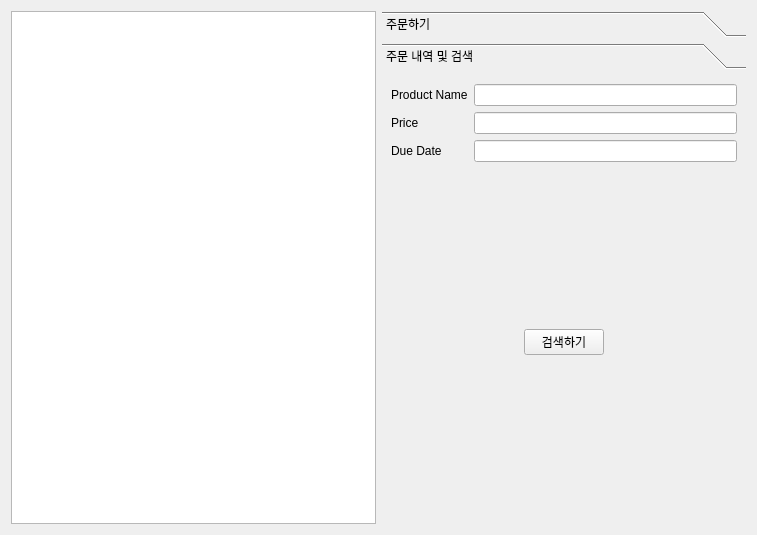
This is securitySoftProd_Client/clientinfoform.ui in Hyun-nine-CH/securitySoftProd as Qt 5 draws it before an edit. The edited form follows.
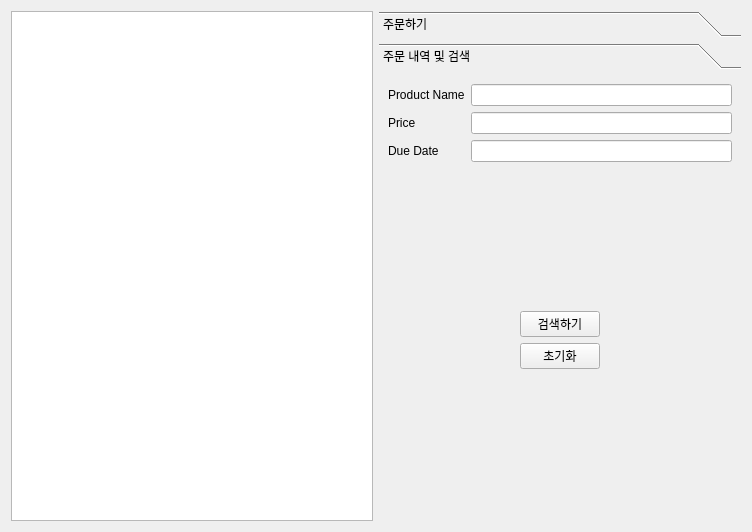
This is the edited form.

Patch:
```diff
--- a/securitySoftProd_Client/clientinfoform.ui
+++ b/securitySoftProd_Client/clientinfoform.ui
@@ -6,8 +6,8 @@
    <rect>
     <x>0</x>
     <y>0</y>
-    <width>757</width>
-    <height>535</height>
+    <width>752</width>
+    <height>532</height>
    </rect>
   </property>
   <property name="windowTitle">
@@ -143,8 +143,8 @@
        <rect>
         <x>0</x>
         <y>0</y>
-        <width>361</width>
-        <height>443</height>
+        <width>359</width>
+        <height>440</height>
        </rect>
       </property>
       <attribute name="label">
@@ -152,8 +152,8 @@
       </attribute>
       <layout class="QVBoxLayout" name="verticalLayout_3">
        <item>
-        <layout class="QGridLayout" name="gridLayout">
-         <item row="0" column="0">
+        <layout class="QVBoxLayout" name="verticalLayout">
+         <item>
           <layout class="QFormLayout" name="formLayout_2">
            <item row="0" column="0">
             <widget class="QLabel" name="label_7">
@@ -187,8 +187,6 @@
            </item>
           </layout>
          </item>
-         <item row="1" column="0">
-          <layout class="QVBoxLayout" name="verticalLayout">
            <item>
             <spacer name="verticalSpacer">
              <property name="orientation">
@@ -239,6 +237,43 @@
              </item>
             </layout>
            </item>
+         <item>
+          <layout class="QHBoxLayout" name="horizontalLayout_4">
+           <item>
+            <spacer name="horizontalSpacer_6">
+             <property name="orientation">
+              <enum>Qt::Orientation::Horizontal</enum>
+             </property>
+             <property name="sizeHint" stdset="0">
+              <size>
+               <width>98</width>
+               <height>20</height>
+              </size>
+             </property>
+            </spacer>
+           </item>
+           <item>
+            <widget class="QPushButton" name="pushButton_Reset">
+             <property name="text">
+              <string>초기화</string>
+             </property>
+            </widget>
+           </item>
+           <item>
+            <spacer name="horizontalSpacer_7">
+             <property name="orientation">
+              <enum>Qt::Orientation::Horizontal</enum>
+             </property>
+             <property name="sizeHint" stdset="0">
+              <size>
+               <width>98</width>
+               <height>20</height>
+              </size>
+             </property>
+            </spacer>
+           </item>
+          </layout>
+         </item>
            <item>
             <spacer name="verticalSpacer_3">
              <property name="orientation">
@@ -251,8 +286,6 @@
               </size>
              </property>
             </spacer>
-           </item>
-          </layout>
          </item>
         </layout>
        </item>
```
Left out of the diff: 4 changed lines with no effect on the pictures. Lines whose indentation alone changed are shown as unchanged.
